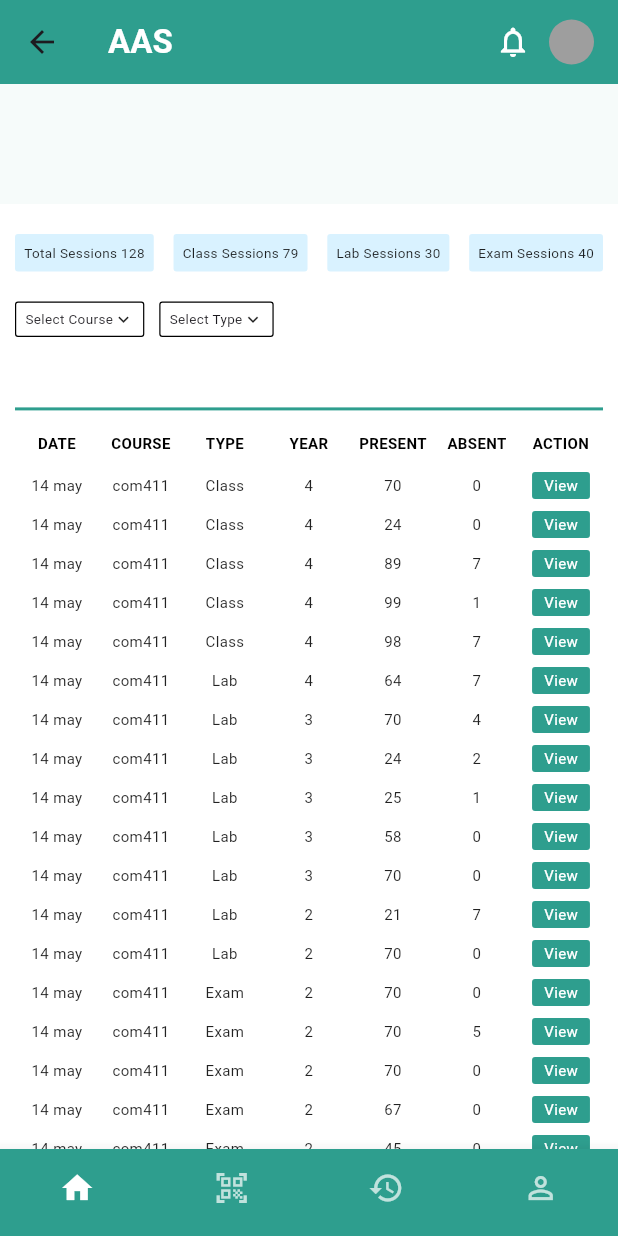
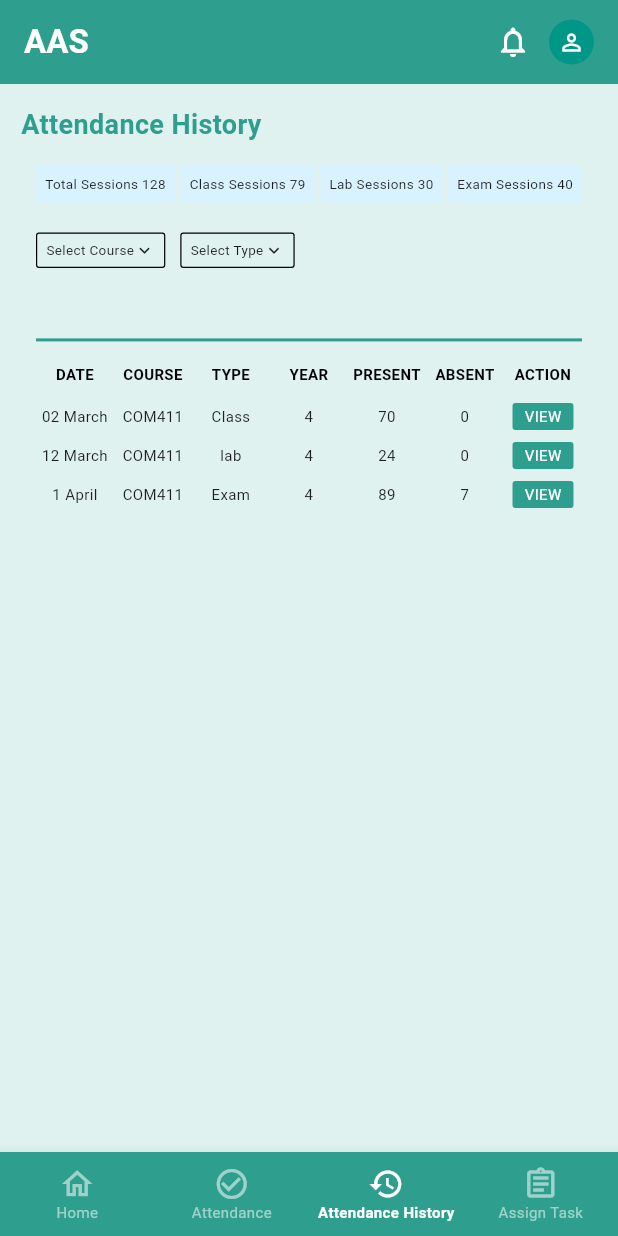
Before and after one commit to alexmwalec/Automated-Attendance-System, a Flutter app: the AttendanceHistory screen opened by its route, on a phone screen of 412 x 824 dp. Run offline on Flutter 3.47's test engine with Material 3 defaults, Android fonts, the phone set to English and light mode, and no system bars; missing offline and left inert: mobile_scanner.

Commit message:
added heading to the attendance history page

```diff
--- a/lib/Features/Lecturer/attendance_history.dart
+++ b/lib/Features/Lecturer/attendance_history.dart
@@ -1,8 +1,11 @@
 import 'package:flutter/material.dart';
+import 'invigilator_dashboard.dart';
+import 'select_course.dart';
+import 'assign.dart';
 
 const Color tealPrimary = Color(0xFF2E9E8E);
 const Color tealDark = Color(0xFF227A6D);
-const Color tealLight = Color(0xFFE0F2F0);
+const Color tealLight = Color(0xFFDFF2EF);
 
 class AttendanceHistory extends StatefulWidget {
   const AttendanceHistory({super.key});
@@ -12,36 +15,46 @@ class AttendanceHistory extends StatefulWidget {
 }
 
 class _AttendanceHistoryState extends State<AttendanceHistory> {
-  // Mock data representing the table
+
+  int _currentIndex = 2; // Attendance History tab active
+
+  void _onNavTap(int index) {
+    if (index == _currentIndex) return;
+
+    if (index == 0) {
+      Navigator.pushAndRemoveUntil(
+        context,
+        MaterialPageRoute(builder: (_) => const InvigilatorDashboard(initialIndex: 0)),
+        (route) => false,
+      );
+    } else if (index == 1) {
+      Navigator.pushAndRemoveUntil(
+        context,
+        MaterialPageRoute(builder: (_) => const InvigilatorDashboard(initialIndex: 1)),
+        (route) => false,
+      );
+    } else if (index == 3) {
+      Navigator.pushReplacement(
+        context,
+        MaterialPageRoute(builder: (_) => const Assign()),
+      );
+    }
+  }
+
+  // Dummy data to show table representation
   final List<Map<String, String>> attendanceData = [
-    {"date": "14 may", "course": "com411", "type": "Class", "year": "4", "present": "70", "absent": "0"},
-    {"date": "14 may", "course": "com411", "type": "Class", "year": "4", "present": "24", "absent": "0"},
-    {"date": "14 may", "course": "com411", "type": "Class", "year": "4", "present": "89", "absent": "7"},
-    {"date": "14 may", "course": "com411", "type": "Class", "year": "4", "present": "99", "absent": "1"},
-    {"date": "14 may", "course": "com411", "type": "Class", "year": "4", "present": "98", "absent": "7"},
-    {"date": "14 may", "course": "com411", "type": "Lab", "year": "4", "present": "64", "absent": "7"},
-    {"date": "14 may", "course": "com411", "type": "Lab", "year": "3", "present": "70", "absent": "4"},
-    {"date": "14 may", "course": "com411", "type": "Lab", "year": "3", "present": "24", "absent": "2"},
-    {"date": "14 may", "course": "com411", "type": "Lab", "year": "3", "present": "25", "absent": "1"},
-    {"date": "14 may", "course": "com411", "type": "Lab", "year": "3", "present": "58", "absent": "0"},
-    {"date": "14 may", "course": "com411", "type": "Lab", "year": "3", "present": "70", "absent": "0"},
-    {"date": "14 may", "course": "com411", "type": "Lab", "year": "2", "present": "21", "absent": "7"},
-    {"date": "14 may", "course": "com411", "type": "Lab", "year": "2", "present": "70", "absent": "0"},
-    {"date": "14 may", "course": "com411", "type": "Exam", "year": "2", "present": "70", "absent": "0"},
-    {"date": "14 may", "course": "com411", "type": "Exam", "year": "2", "present": "70", "absent": "5"},
-    {"date": "14 may", "course": "com411", "type": "Exam", "year": "2", "present": "70", "absent": "0"},
-    {"date": "14 may", "course": "com411", "type": "Exam", "year": "2", "present": "67", "absent": "0"},
-    {"date": "14 may", "course": "com411", "type": "Exam", "year": "2", "present": "45", "absent": "0"},
-    {"date": "14 may", "course": "com411", "type": "Exam", "year": "1", "present": "100", "absent": "0"},
-    {"date": "14 may", "course": "com411", "type": "Exam", "year": "1", "present": "60", "absent": "4"},
+    {"date": "02 March", "course": "COM411", "type": "Class", "year": "4", "present": "70", "absent": "0"},
+    {"date": "12 March", "course": "COM411", "type": "lab", "year": "4", "present": "24", "absent": "0"},
+    {"date": "1 April", "course": "COM411", "type": "Exam", "year": "4", "present": "89", "absent": "7"},
   ];
 
   @override
   Widget build(BuildContext context) {
     return Scaffold(
-      backgroundColor: Colors.white,
+      backgroundColor: tealLight,
       appBar: AppBar(
         backgroundColor: tealPrimary,
+        automaticallyImplyLeading: false,
         elevation: 0,
         title: const Text(
           'AAS',
@@ -55,22 +68,31 @@ class _AttendanceHistoryState extends State<AttendanceHistory> {
           const Padding(
             padding: EdgeInsets.only(right: 16.0),
             child: CircleAvatar(
-              backgroundColor: Colors.grey,
+              backgroundColor: Colors.teal,
               radius: 15,
+
+                child: const Icon(Icons.person_outline,
+                    color: Colors.white, size: 18)
             ),
+
           ),
+
         ],
       ),
       body: SingleChildScrollView(
+        padding: const EdgeInsets.all(14),
         child: Column(
+          crossAxisAlignment: CrossAxisAlignment.start,
           children: [
-            // Placeholder for the top empty section
-            Container(
-              height: 80,
-              color: tealLight.withOpacity(0.3),
+            const Text(
+              'Attendance History',
+              style: TextStyle(
+                fontSize: 18,
+                fontWeight: FontWeight.bold,
+                color: tealPrimary,
+              ),
             ),
-            const SizedBox(height: 20),
-            // Stats Row
+            const SizedBox(height: 14),
             Padding(
               padding: const EdgeInsets.symmetric(horizontal: 10.0),
               child: Row(
@@ -84,7 +106,6 @@ class _AttendanceHistoryState extends State<AttendanceHistory> {
               ),
             ),
             const SizedBox(height: 20),
-            // Filters Row - "Select Year" removed here
             Padding(
               padding: const EdgeInsets.symmetric(horizontal: 10.0),
               child: Row(
@@ -97,9 +118,7 @@ class _AttendanceHistoryState extends State<AttendanceHistory> {
               ),
             ),
             const SizedBox(height: 40),
-            // Divider line
             const Divider(color: tealPrimary, thickness: 2, indent: 10, endIndent: 10),
-            // Table Headers
             const Padding(
               padding: EdgeInsets.symmetric(horizontal: 10.0, vertical: 8.0),
               child: Row(
@@ -115,7 +134,6 @@ class _AttendanceHistoryState extends State<AttendanceHistory> {
                 ],
               ),
             ),
-            // Table Content
             ListView.builder(
               shrinkWrap: true,
               physics: const NeverScrollableScrollPhysics(),
@@ -142,7 +160,7 @@ class _AttendanceHistoryState extends State<AttendanceHistory> {
                               borderRadius: BorderRadius.circular(2),
                             ),
                             child: const Text(
-                              "View",
+                              "VIEW",
                               style: TextStyle(color: Colors.white, fontSize: 10),
                             ),
                           ),
@@ -154,34 +172,44 @@ class _AttendanceHistoryState extends State<AttendanceHistory> {
               },
             ),
             const SizedBox(height: 40),
-            // Bottom Action Buttons
-            Padding(
-              padding: const EdgeInsets.symmetric(horizontal: 20.0),
-              child: Row(
-                mainAxisAlignment: MainAxisAlignment.end,
-                children: [
-                  _buildActionButton("Generate report"),
-                  const SizedBox(width: 20),
-                  _buildActionButton("Downloaded"),
-                ],
-              ),
-            ),
-            const SizedBox(height: 40),
           ],
         ),
       ),
+
+      //NAVIGATION ONLY
       bottomNavigationBar: BottomNavigationBar(
+        currentIndex: _currentIndex,
+        onTap: _onNavTap,
+        type: BottomNavigationBarType.fixed,
         backgroundColor: tealPrimary,
-        type: BottomNavigationBarType.fixed,
-        showSelectedLabels: false,
-        showUnselectedLabels: false,
         selectedItemColor: Colors.white,
-        unselectedItemColor: Colors.white70,
+        unselectedItemColor: Colors.white54,
+        selectedLabelStyle: const TextStyle(
+          fontWeight: FontWeight.bold,
+          fontSize: 10,
+        ),
+        unselectedLabelStyle: const TextStyle(fontSize: 10),
         items: const [
-          BottomNavigationBarItem(icon: Icon(Icons.home), label: "Home"),
-          BottomNavigationBarItem(icon: Icon(Icons.qr_code_scanner), label: "Scan"),
-          BottomNavigationBarItem(icon: Icon(Icons.history), label: "History"),
-          BottomNavigationBarItem(icon: Icon(Icons.person_outline), label: "Profile"),
+          BottomNavigationBarItem(
+            icon: Icon(Icons.home_outlined),
+            activeIcon: Icon(Icons.home),
+            label: 'Home',
+          ),
+          BottomNavigationBarItem(
+            icon: Icon(Icons.check_circle_outline),
+            activeIcon: Icon(Icons.check_circle),
+            label: 'Attendance',
+          ),
+          BottomNavigationBarItem(
+            icon: Icon(Icons.history_outlined),
+            activeIcon: Icon(Icons.history),
+            label: 'Attendance History',
+          ),
+          BottomNavigationBarItem(
+            icon: Icon(Icons.assignment_outlined),
+            activeIcon: Icon(Icons.assignment),
+            label: 'Assign Task',
+          ),
         ],
       ),
     );
```
Also changed, not shown: lib/Features/Lecturer/assign.dart (+21 -2 lines), lib/Features/Lecturer/invigilator_dashboard.dart (+9 -2 lines), pubspec.lock.
